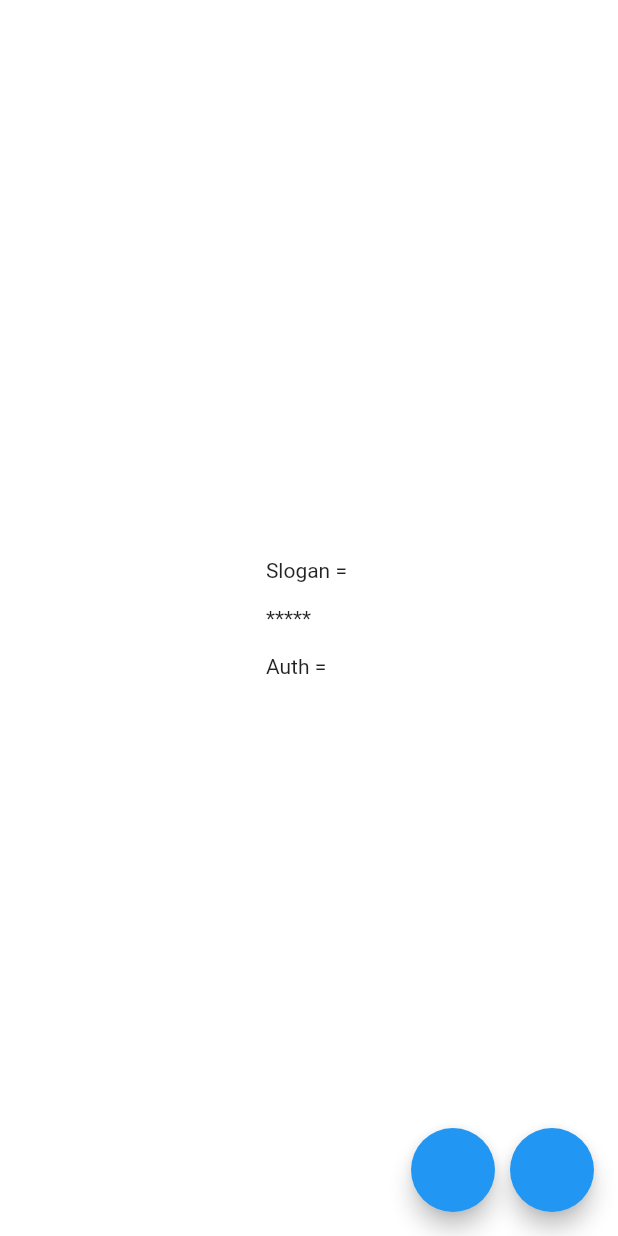
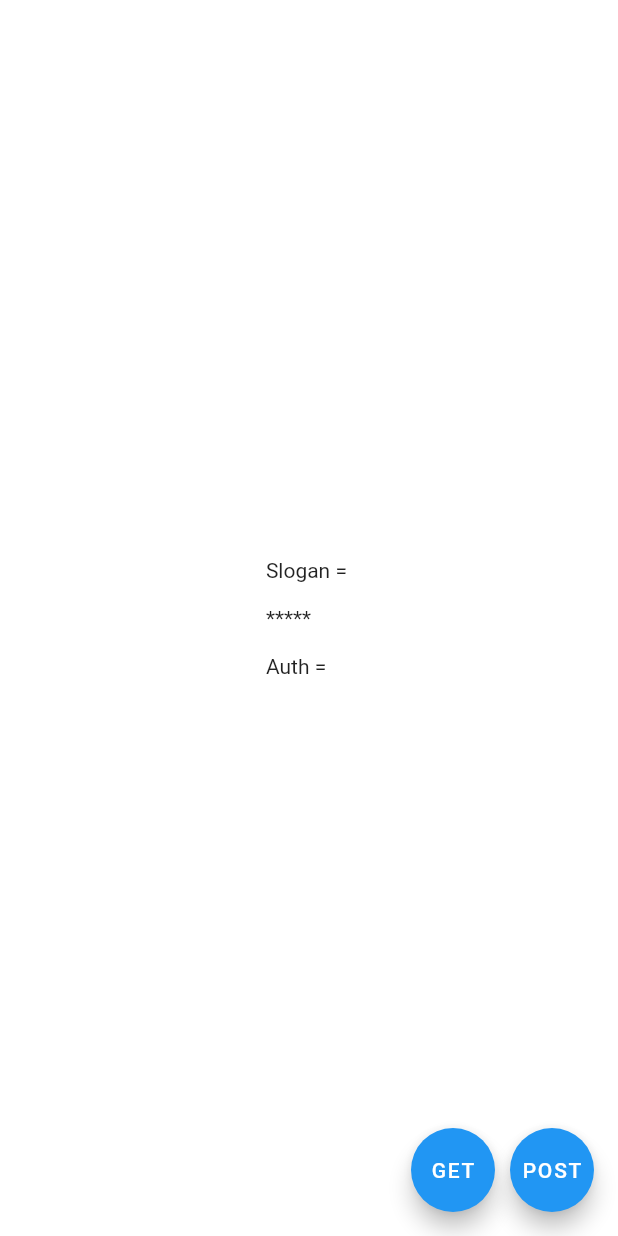
Before and after one commit to abbos2101/flutter_mano_web_app, a Flutter app: the screen it shows after launch, on a phone screen of 412 x 824 dp. Run offline on Flutter 3.47's test engine with Material 2 defaults, Android fonts, the light colour scheme and no system bars; our stand-ins replace audioplayers, bloc, dio, equatable, flutter_bloc, flutter_rating_bar and 5 more; missing offline and left inert: polygon_clipper; accounts and stored records are empty.

```diff
--- a/lib/screen/splash/splash_screen.dart
+++ b/lib/screen/splash/splash_screen.dart
@@ -26,6 +26,8 @@ class _SplashScreenState extends State<SplashScreen> {
         mainAxisSize: MainAxisSize.min,
         children: [
           FloatingActionButton(
+            child: Text("GET"),
+            //flutter build web --release --web-renderer html
             onPressed: () async {
               setState(() => isLoading = true);
               try {
@@ -42,6 +44,7 @@ class _SplashScreenState extends State<SplashScreen> {
           ),
           SizedBox(width: 10),
           FloatingActionButton(
+            child: Text("POST"),
             onPressed: () async {
               setState(() => isLoading = true);
               try {
```
Also changed, not shown: 3 other files.
